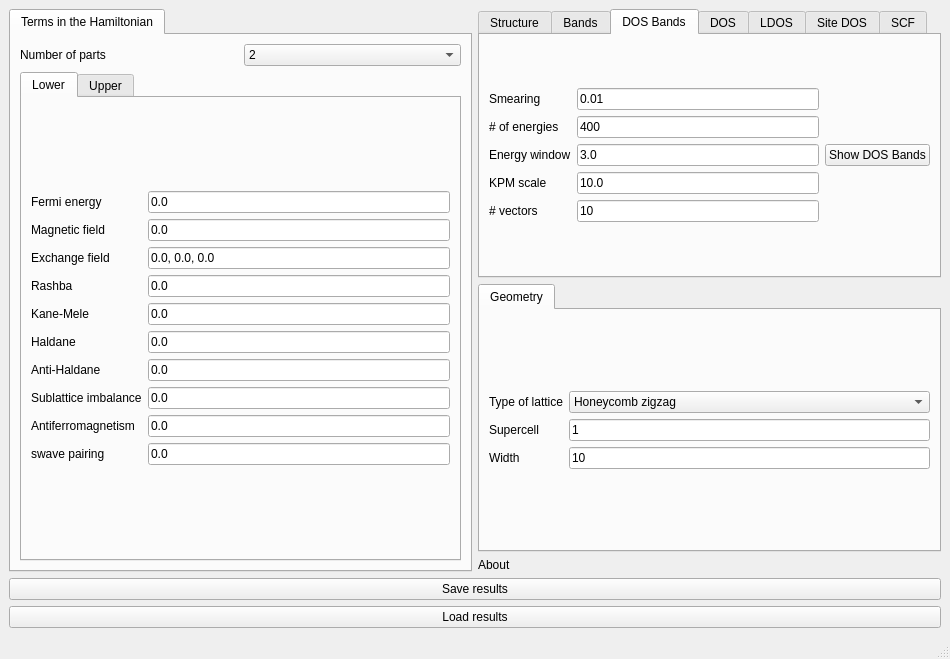
Before: the Qt Designer form interface-pyqt/hybridribbon/interface.ui in joselado/quantum-lattice, drawn with Qt 5.
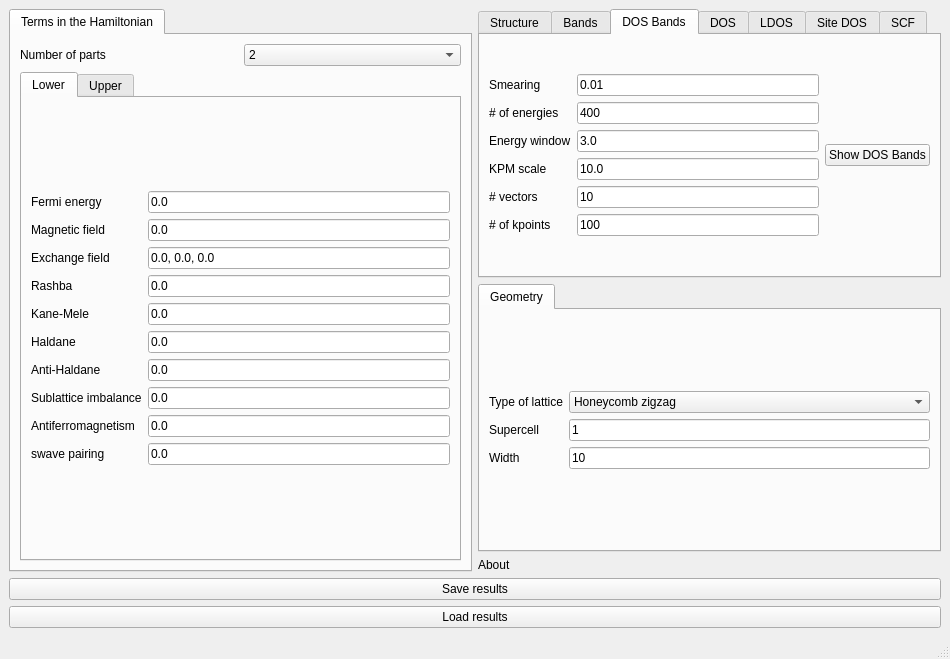
After: the same form once the commit is applied. The open tabs and pages were chosen to show the change. Custom widgets are drawn as their Qt base class.

Commit message: Fix Hamiltonian-building and interface bugs found in a bug-hunt audit

Patch:
```diff
--- a/interface-pyqt/hybridribbon/interface.ui
+++ b/interface-pyqt/hybridribbon/interface.ui
@@ -591,6 +591,23 @@
             </property>
            </widget>
           </item>
+          <item row="5" column="0">
+           <widget class="BodyLabel" name="label_nk_kbands">
+            <property name="text">
+             <string># of kpoints</string>
+            </property>
+           </widget>
+          </item>
+          <item row="5" column="1">
+           <widget class="LineEdit" name="nk_kbands">
+            <property name="toolTip">
+             <string>Number of k-points used in the KDOS-resolved-along-bands calculation.</string>
+            </property>
+            <property name="text">
+             <string>100</string>
+            </property>
+           </widget>
+          </item>
          </layout>
         </item>
         <item row="0" column="1">
```
The commit also changes 25 other files.
